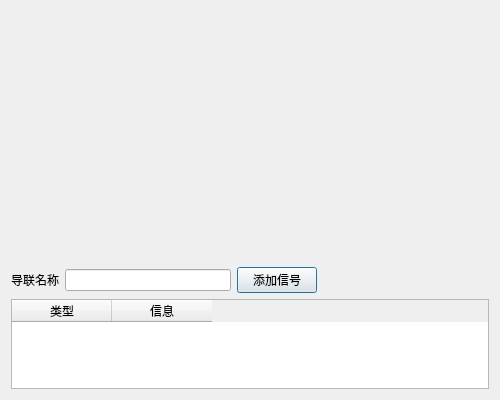
This is SignalGenerator/src/signal/dlg/channelsetting.ui in lfsty/SignalGenerator as Qt 5 draws it before an edit. The edited form follows.
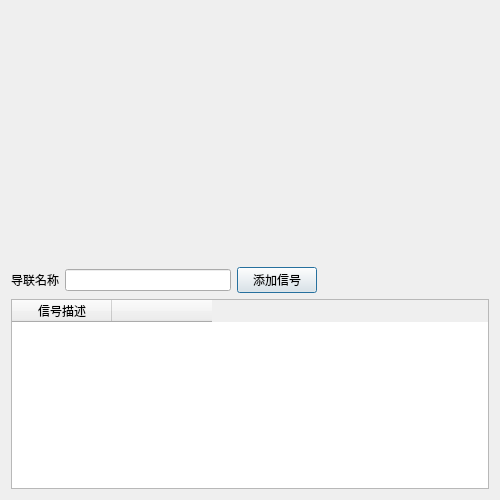
This is the edited form. Custom widgets are drawn as their Qt base class.

```diff
--- a/SignalGenerator/src/signal/dlg/channelsetting.ui
+++ b/SignalGenerator/src/signal/dlg/channelsetting.ui
@@ -7,7 +7,7 @@
     <x>0</x>
     <y>0</y>
     <width>500</width>
-    <height>400</height>
+    <height>500</height>
    </rect>
   </property>
   <property name="minimumSize">
@@ -16,12 +16,6 @@
     <height>400</height>
    </size>
   </property>
-  <property name="maximumSize">
-   <size>
-    <width>500</width>
-    <height>400</height>
-   </size>
-  </property>
   <property name="windowTitle">
    <string>导联设置</string>
   </property>
@@ -78,12 +72,12 @@
       <widget class="QTableWidget" name="m_tableWidget_sig">
        <column>
         <property name="text">
-         <string>类型</string>
+         <string>信号描述</string>
         </property>
        </column>
        <column>
         <property name="text">
-         <string>信息</string>
+         <string/>
         </property>
        </column>
       </widget>
```
